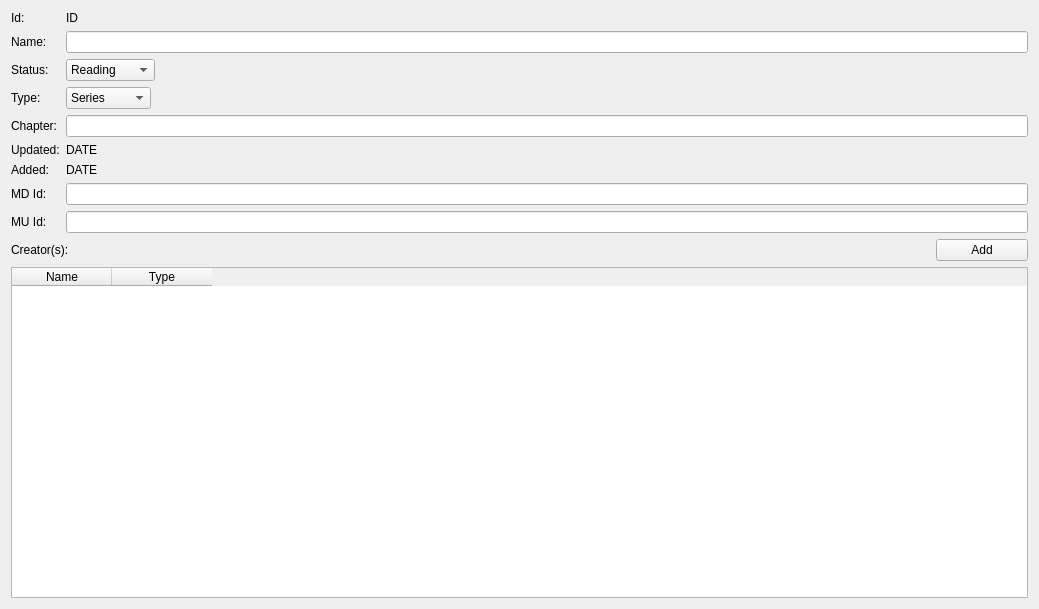
Qt form src/UI/WorkPage/WorkPage.ui (NikolaRoev/Tracker) before a commit.
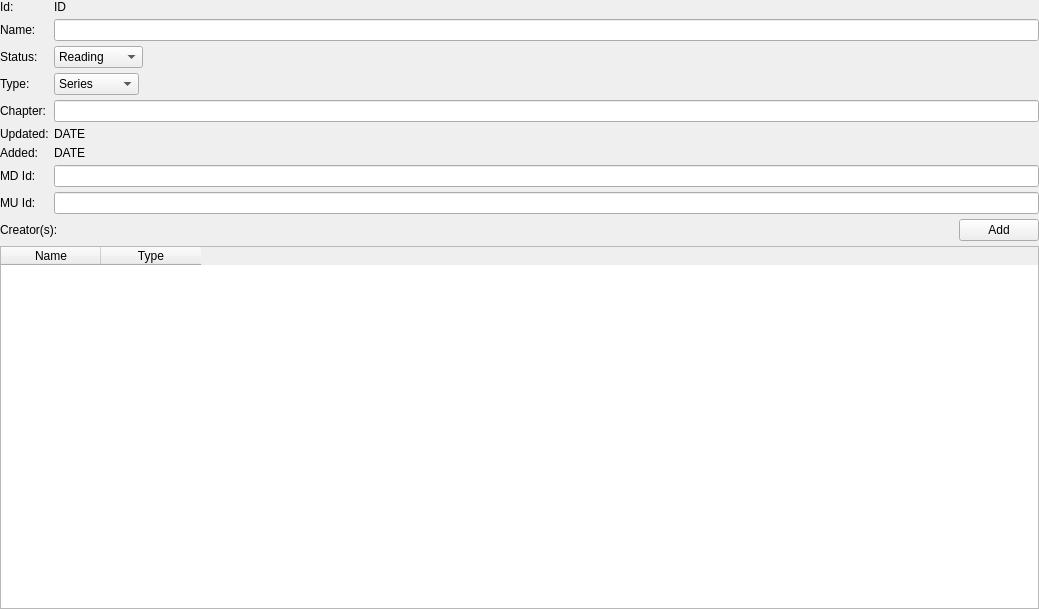
The same form after that commit.

Commit message: UI fixups. UI setup for MangaUpdatesPage.

```diff
--- a/src/UI/WorkPage/WorkPage.ui
+++ b/src/UI/WorkPage/WorkPage.ui
@@ -14,6 +14,21 @@
    <string>Form</string>
   </property>
   <layout class="QVBoxLayout" name="verticalLayout_3">
+   <property name="spacing">
+    <number>5</number>
+   </property>
+   <property name="leftMargin">
+    <number>0</number>
+   </property>
+   <property name="topMargin">
+    <number>0</number>
+   </property>
+   <property name="rightMargin">
+    <number>0</number>
+   </property>
+   <property name="bottomMargin">
+    <number>0</number>
+   </property>
    <item>
     <layout class="QFormLayout" name="formLayout">
      <item row="0" column="0">
@@ -162,7 +177,7 @@
    <item>
     <layout class="QVBoxLayout" name="verticalLayout_2">
      <item>
-      <layout class="QHBoxLayout" name="horizontalLayout" stretch="10,1">
+      <layout class="QHBoxLayout" name="horizontalLayout" stretch="1,0">
        <item>
         <widget class="QLabel" name="label">
          <property name="text">
```
The commit also changes 8 other files.
